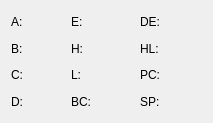
FizzyGalacticus/gbdynbintrans, file src/registerbank.ui: the form before one commit.
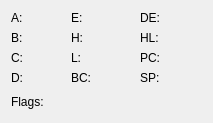
The form after the commit.

Commit message: Changed some under-the-hood ui stuff and added a window icon.

Patch:
```diff
--- a/src/registerbank.ui
+++ b/src/registerbank.ui
@@ -16,6 +16,8 @@
   </property>
   <layout class="QGridLayout" name="gridLayout">
    <item row="0" column="0">
+    <layout class="QVBoxLayout" name="verticalLayout_4">
+     <item>
     <layout class="QHBoxLayout" name="horizontalLayout">
      <item>
       <layout class="QVBoxLayout" name="verticalLayout_2">
@@ -283,6 +285,47 @@
         </size>
        </property>
       </spacer>
+       </item>
+      </layout>
+     </item>
+     <item>
+      <layout class="QHBoxLayout" name="horizontalLayout_10">
+       <item>
+        <widget class="QLabel" name="flagsLabel">
+         <property name="text">
+          <string>Flags:</string>
+         </property>
+        </widget>
+       </item>
+       <item>
+        <widget class="QLabel" name="zeroFlagLabel">
+         <property name="text">
+          <string/>
+         </property>
+        </widget>
+       </item>
+       <item>
+        <widget class="QLabel" name="subOpFlagLabel">
+         <property name="text">
+          <string/>
+         </property>
+        </widget>
+       </item>
+       <item>
+        <widget class="QLabel" name="hCarryFlagLabel">
+         <property name="text">
+          <string/>
+         </property>
+        </widget>
+       </item>
+       <item>
+        <widget class="QLabel" name="carryFlagLabel">
+         <property name="text">
+          <string/>
+         </property>
+        </widget>
+       </item>
+      </layout>
      </item>
     </layout>
    </item>
```
Lines whose indentation alone changed are shown as unchanged. The commit also changes 3 other files.
